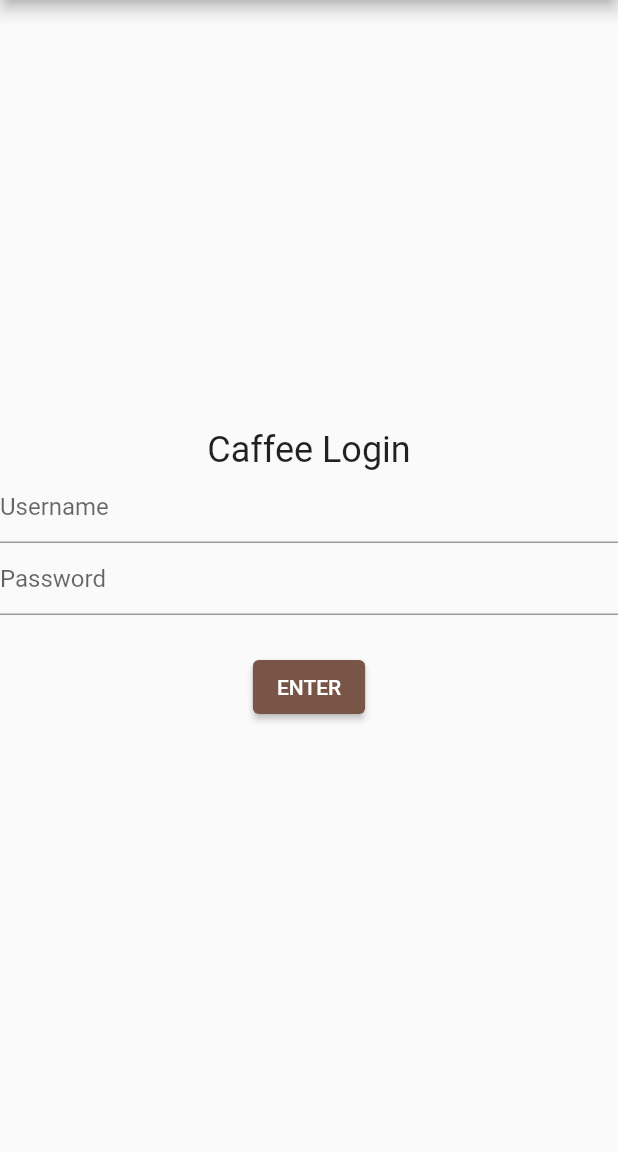
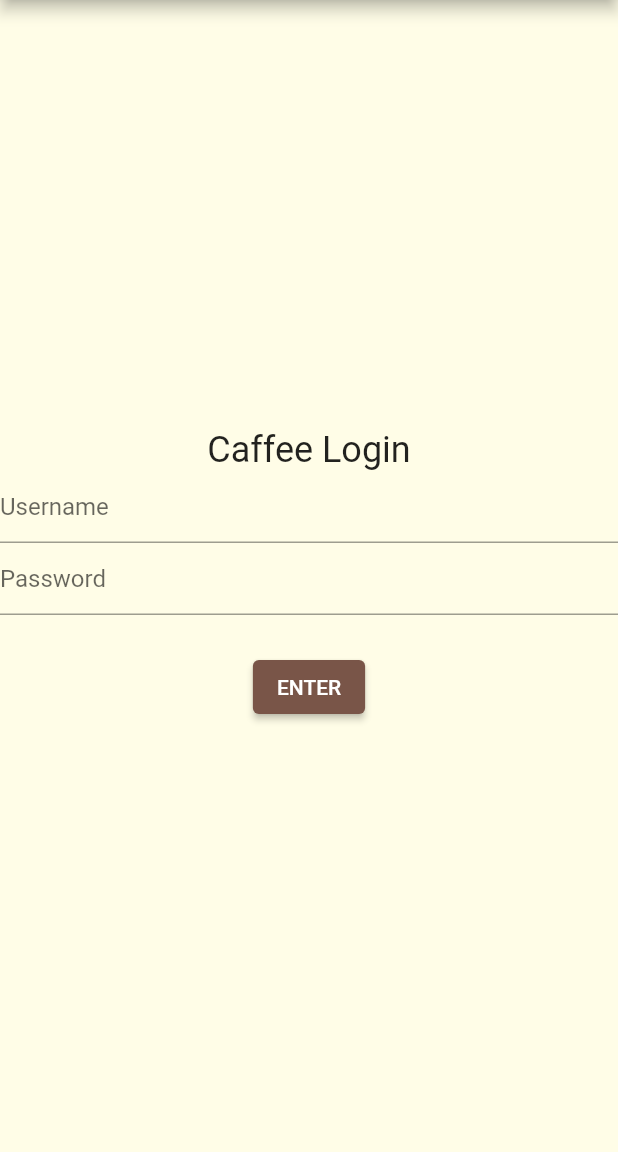
Before and after one commit to oomnk/project-091-175, a Flutter app: the screen it shows after launch, after a tap on "Start", on a phone screen of 412 x 824 dp, the part 84-1236 px from its top. Run offline on Flutter 3.47's test engine with Material 2 defaults, Android fonts, the phone set to English and light mode, and no system bars; our stand-ins replace geolocator, google_maps_flutter.

Commit message:
complete home task, login task and currently location

```diff
--- a/lib/main.dart
+++ b/lib/main.dart
@@ -35,7 +35,7 @@ class _MyHomePageState extends State<MyHomePage> {
       body: Container(
         decoration: const BoxDecoration(
           image: DecorationImage(
-            image: AssetImage('images/home.jpg'),
+            image: AssetImage('assets/images/home.jpg'),
             fit: BoxFit.cover,
           ),
         ),
--- a/lib/pages/login.dart
+++ b/lib/pages/login.dart
@@ -46,6 +46,7 @@ class MyLogin extends StatelessWidget {
           ),
         ),
       ),
+      backgroundColor: Colors.yellow[050],
     );
   }
 }
--- a/pubspec.yaml
+++ b/pubspec.yaml
@@ -36,6 +36,7 @@ dependencies:
   cupertino_icons: ^1.0.2
   google_maps_flutter: ^2.1.1
   geolocator: ^8.1.1
+  hexcolor: ^2.0.6
 
 dev_dependencies:
   flutter_test:
@@ -60,8 +61,8 @@ flutter:
   uses-material-design: true
 
   # To add assets to your application, add an assets section, like this:
-assets:
-  - images/home.jpg
+  assets:
+    - assets/images/home.jpg
   #   - images/a_dot_ham.jpeg
 
   # An image asset can refer to one or more resolution-specific "variants", see
```
Also changed, not shown: pubspec.lock.
